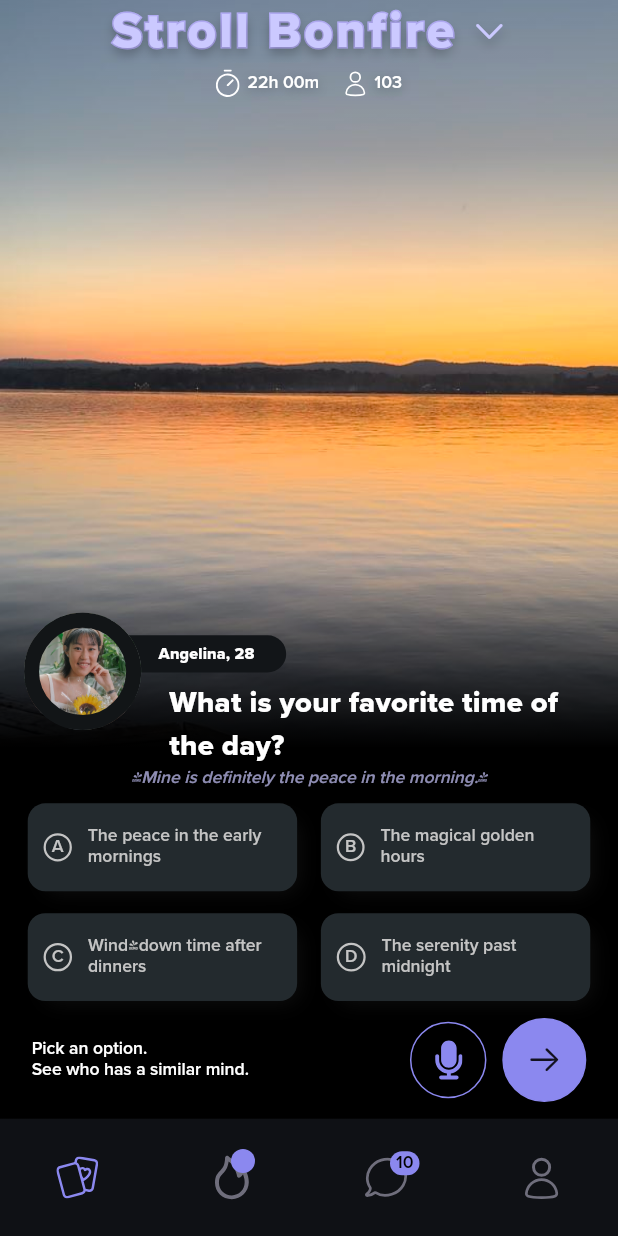
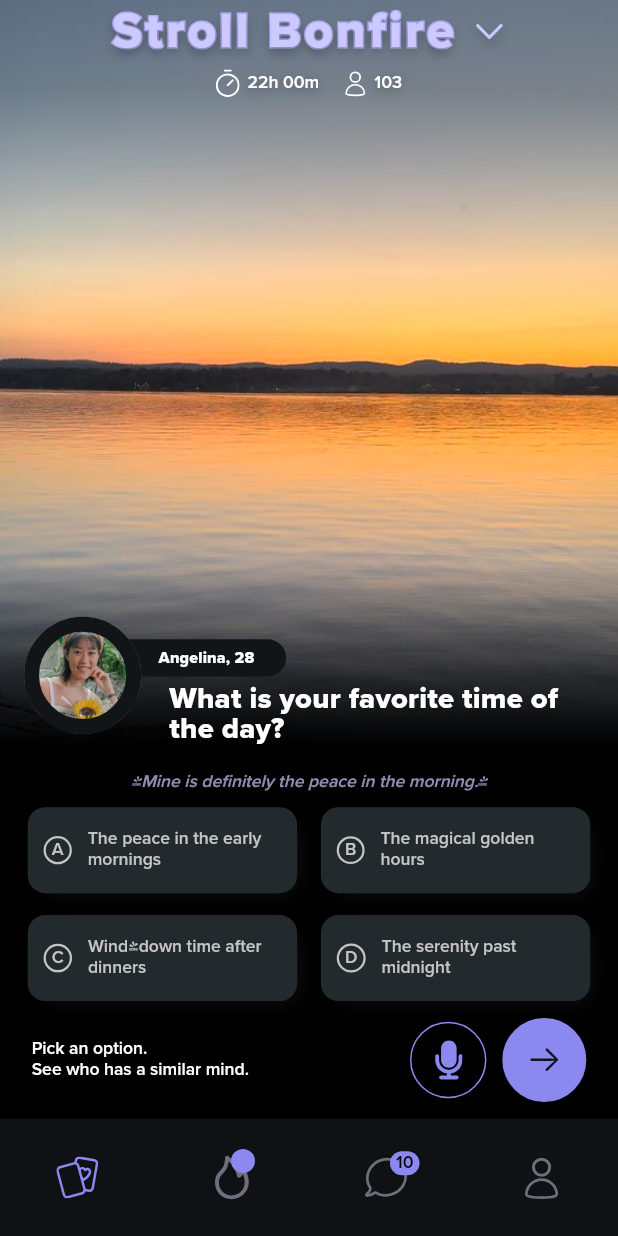
Before and after one commit to Raykemzy/loke-task, a Flutter app: the screen it shows after launch, on a phone screen of 412 x 824 dp. Run offline on Flutter 3.47's test engine with Material 3 defaults, Android fonts, the phone set to English and light mode, and no system bars; our stand-ins replace flutter_screenutil, flutter_svg.

Commit message:
final commit

```diff
--- a/lib/core/context_extensions.dart
+++ b/lib/core/context_extensions.dart
@@ -7,4 +7,10 @@ extension ContextExtension on BuildContext {
   double get height => MediaQuery.of(this).size.height;
 
   double get width => MediaQuery.of(this).size.width;
+
+  bool get isSmallScreen {
+    double screenWidth = MediaQuery.of(this).size.width;
+    print(screenWidth);
+    return screenWidth < 600;
+  }
 }
--- a/lib/presentation/widgets/bio_section.dart
+++ b/lib/presentation/widgets/bio_section.dart
@@ -24,7 +24,7 @@ class BioSection extends StatelessWidget {
                   width: context.width / 1.5,
                   child: Text(
                     'What is your favorite time of the day?',
-                    style: context.theme.textTheme.titleMedium,
+                    style: context.theme.textTheme.titleMedium?.copyWith(height: 1),
                   ),
                 ),
               ),
--- a/lib/presentation/widgets/custom_scaffold.dart
+++ b/lib/presentation/widgets/custom_scaffold.dart
@@ -30,8 +30,8 @@ class CustomScaffold extends StatelessWidget {
                   gradient: LinearGradient(
                     begin: Alignment.bottomCenter,
                     end: Alignment.topCenter,
-                    stops: const [0.1, 0.5],
-                    colors: [Colors.transparent, Colors.black.withOpacity(0.2)],
+                    stops: const [0.1, 0.7],
+                    colors: [Colors.transparent, Colors.black.withOpacity(0.3)],
                   ),
                 ),
               ),
--- a/lib/presentation/widgets/option_container.dart
+++ b/lib/presentation/widgets/option_container.dart
@@ -25,7 +25,6 @@ class OptionContainer extends StatelessWidget {
         duration: const Duration(milliseconds: 200),
         curve: Curves.easeInOut,
         width: containerWidth,
-        height: 60.h,
         decoration: BoxDecoration(
           color: context.theme.colorScheme.onPrimary,
           borderRadius: BorderRadius.circular(12.sp),
```
Also changed, not shown: lib/presentation/nav_bar.dart (+7 -0 lines).
